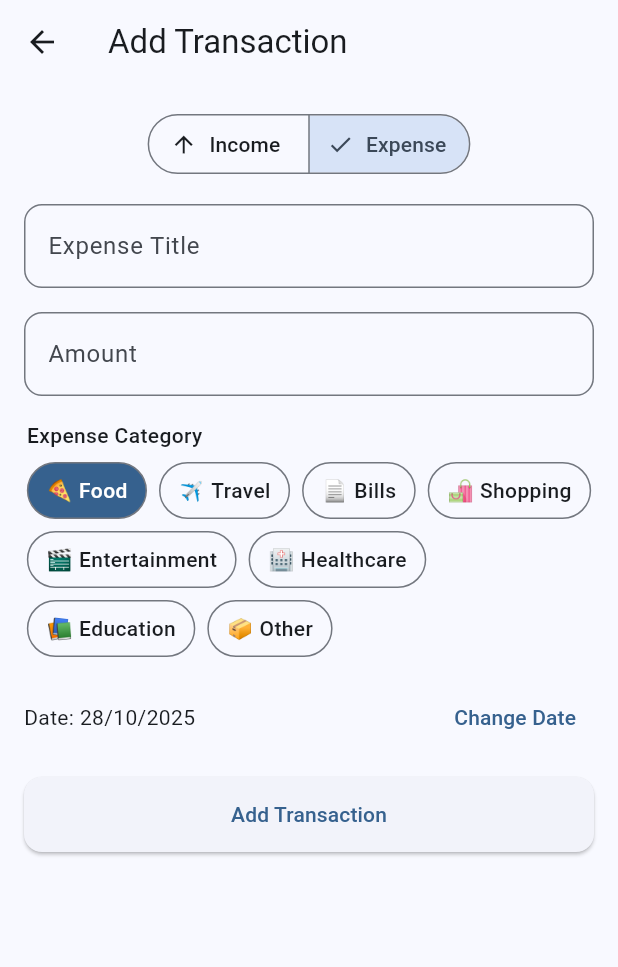
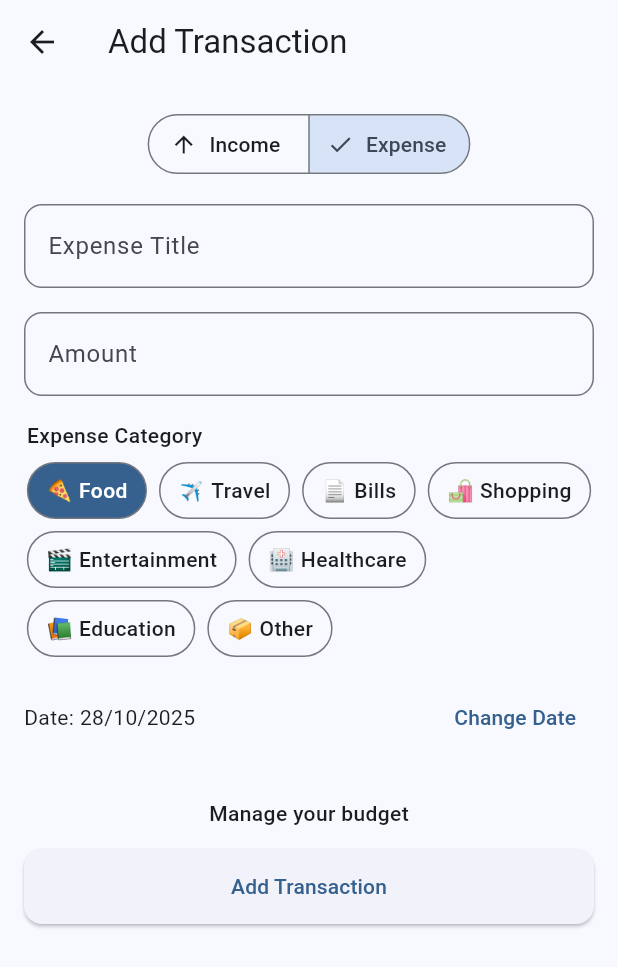
Before and after one commit to YashDave1122/ExpenseTracker, a Flutter app: the AddEditTransactionScreen screen opened by its route, on a phone screen of 412 x 824 dp. Shown: the top 967 px of the screen. Run offline on Flutter 3.47's test engine with Material 3 defaults, Android fonts, the phone set to English and light mode, and no system bars; our stand-ins replace fl_chart, flutter_riverpod, hive; accounts and stored records are empty.

Commit message:
feat: Worked on Monthly budget.

```diff
--- a/lib/features/transactions/add_edit_transaction_screen.dart
+++ b/lib/features/transactions/add_edit_transaction_screen.dart
@@ -110,7 +110,18 @@ class _AddEditTransactionScreenState extends ConsumerState<AddEditTransactionScr
               const SizedBox(height: 16),
 
               // Notes Field
-
+              IconButton(
+                onPressed: () {
+                  Navigator.pushNamed(context, '/budgets');
+                },
+                icon: const Text(
+                  'Manage your budget',
+                  style: TextStyle(
+                    fontSize: 14,
+                    fontWeight: FontWeight.w500,
+                  ),
+                ),
+              ),
 
               // Save Button
               ElevatedButton(
```
Also changed, not shown: pubspec.lock.
